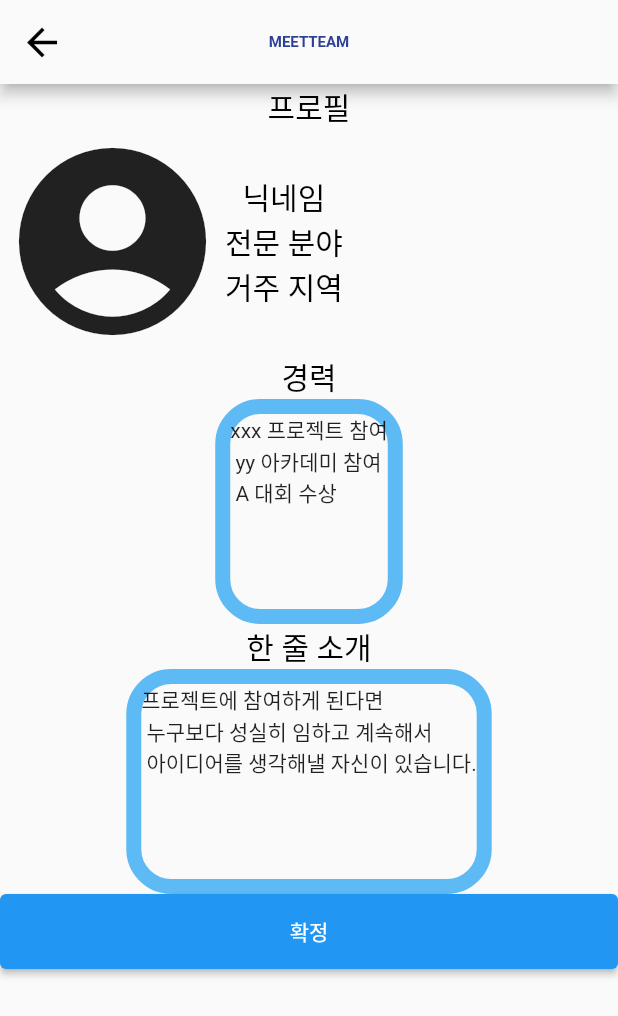
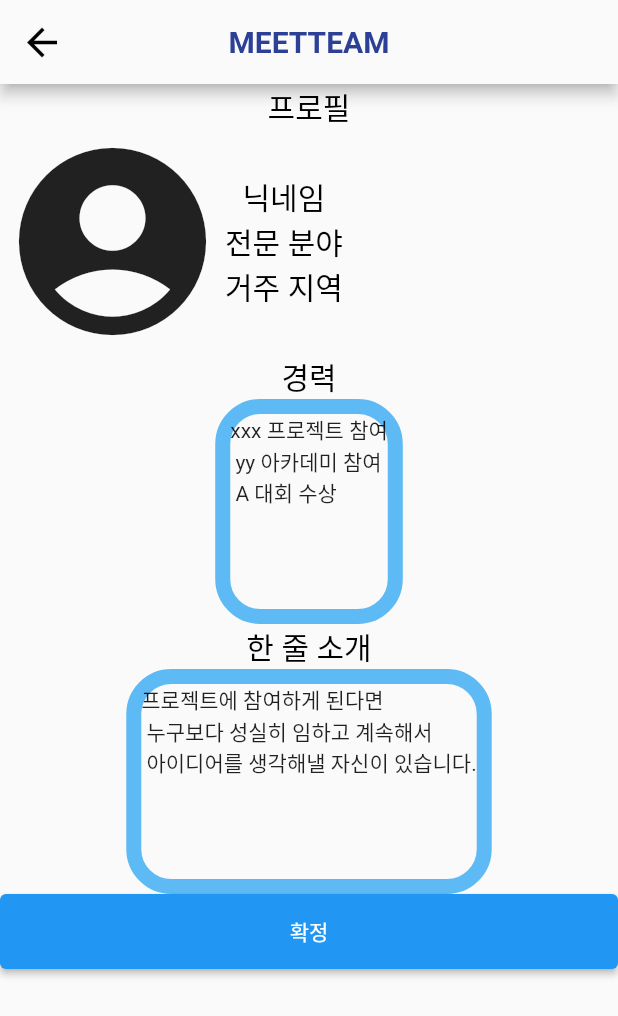
Before and after one commit to computerteam9/MEETEAM, a Flutter app: the UserCheck screen opened directly, on a phone screen of 412 x 824 dp. Shown: the top 1016 px of the screen. Run offline on Flutter 3.47's test engine with Material 2 defaults, Android fonts, the phone set to English and light mode, and no system bars.

Commit message:
수정 : 로고 글씨 크기

```diff
--- a/lib/app_bar_goback.dart
+++ b/lib/app_bar_goback.dart
@@ -14,7 +14,7 @@ class BaseAppBar2 extends StatelessWidget implements PreferredSizeWidget {
       title: const Text(
         "MEETTEAM",
         style: TextStyle(
-            color: titleColor, fontSize: 10.0, fontWeight: FontWeight.w700),
+            color: titleColor, fontSize: 20.0, fontWeight: FontWeight.w700),
       ),
       centerTitle: true,
 //      leading: const Icon(Icons.notifications_none, color: iconColor, size: 30),
```
